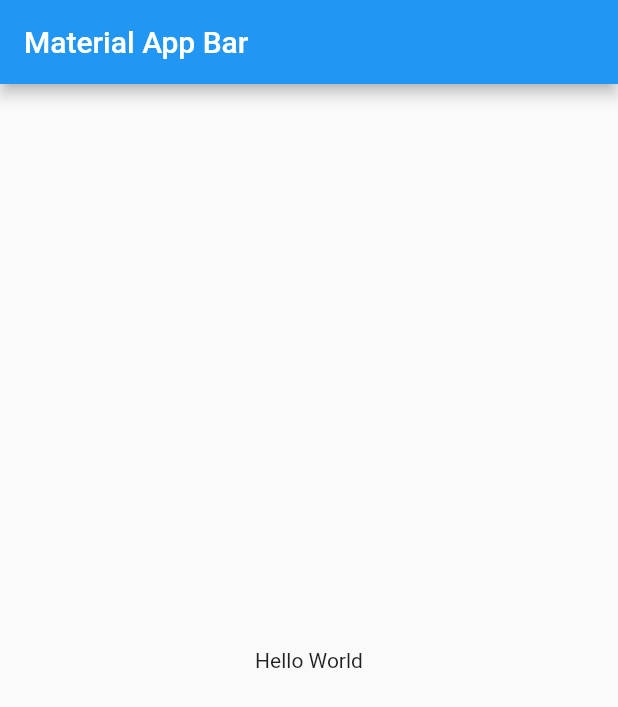
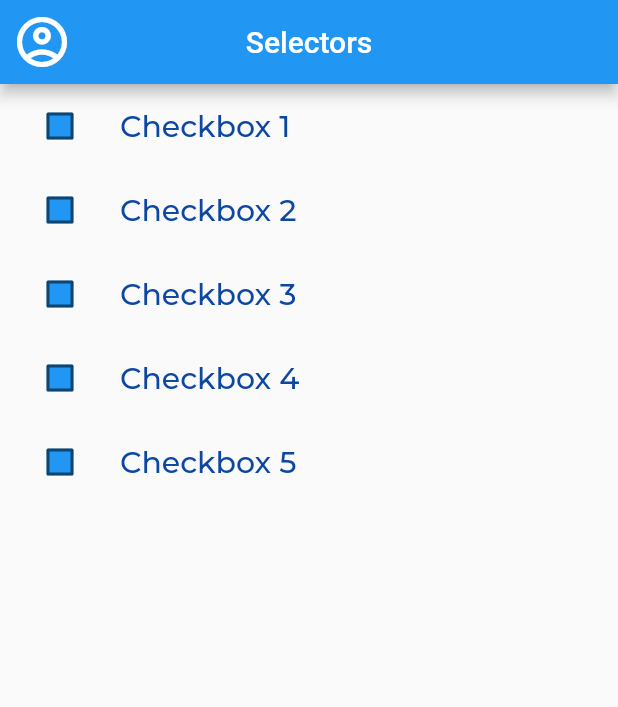
Before and after one commit to IuliiaNova/flutter, a Flutter app: the screen it shows after launch, on a phone screen of 412 x 824 dp. Shown: the top 707 px of the screen. Run offline on Flutter 3.47's test engine with Material 2 defaults, Android fonts, the phone set to English and light mode, and no system bars; our stand-ins replace google_fonts.

Commit message:
creat: checkboxes with labels

```diff
--- /dev/null
+++ b/lib/domain/entities/checkbox.dart
@@ -0,0 +1,7 @@
+List<Map<String, dynamic>> checkBoxList = [
+  {'label': 'Option 1', 'value': false},
+  {'label': 'Option 2', 'value': false},
+  {'label': 'Option 3', 'value': false},
+  {'label': 'Option 4', 'value': false},
+  {'label': 'Option 5', 'value': false},
+];
--- a/lib/main.dart
+++ b/lib/main.dart
@@ -1,4 +1,5 @@
 import 'package:flutter/material.dart';
+import 'package:flutter_application_1/presentation/screens/Selectors_screen.dart';
 
 void main() => runApp(const MyApp());
 
@@ -7,17 +8,9 @@ class MyApp extends StatelessWidget {
 
   @override
   Widget build(BuildContext context) {
-    return MaterialApp(
-      title: 'Material App',
-      debugShowCheckedModeBanner: false,
-      home: Scaffold(
-        appBar: AppBar(
-          title: const Text('Material App Bar'),
-        ),
-        body: const Center(
-          child: Text('Hello World'),
-        ),
-      ),
-    );
+    return const MaterialApp(
+        title: 'Selectors',
+        debugShowCheckedModeBanner: false,
+        home: SelectorsScreen());
   }
 }
--- /dev/null
+++ b/lib/presentation/screens/selectors_screen.dart
@@ -0,0 +1,61 @@
+import 'package:flutter/material.dart';
+import 'package:google_fonts/google_fonts.dart';
+import '../widgets/checkbox_widget.dart';
+
+class SelectorsScreen extends StatelessWidget {
+  const SelectorsScreen({Key? key}) : super(key: key);
+
+  @override
+  Widget build(BuildContext context) {
+    return Scaffold(
+      appBar: AppBar(
+        leading: const Padding(
+          padding: EdgeInsets.all(8.0),
+          child: Icon(Icons.account_circle_outlined, size: 40),
+        ),
+        title: const Text('Selectors'),
+        centerTitle: true,
+      ),
+      body: _SelectorsView(),
+    );
+  }
+}
+
+class _SelectorsView extends StatefulWidget {
+  @override
+  _SelectorsViewState createState() => _SelectorsViewState();
+}
+
+class _SelectorsViewState extends State<_SelectorsView> {
+  List<Map<String, dynamic>> checkboxList = [
+    {'label': 'Checkbox 1', 'value': false},
+    {'label': 'Checkbox 2', 'value': true},
+    {'label': 'Checkbox 3', 'value': true},
+    {'label': 'Checkbox 4', 'value': true},
+    {'label': 'Checkbox 5', 'value': true},
+  ];
+
+  @override
+  Widget build(BuildContext context) {
+    return ListView.builder(
+      itemCount: checkboxList.length,
+      itemBuilder: (BuildContext context, int index) {
+        return ListTile(
+          title: Text(checkboxList[index]['label'],
+              style: GoogleFonts.montserrat(
+                  fontWeight: FontWeight.w500,
+                  fontSize: 20,
+                  color: Colors.blue[900])),
+          leading: CheckboxWidget(
+            isChecked: checkboxList[index]['value'],
+            onChanged: (bool newValue) {
+              setState(() {
+                checkboxList[index]['value'] = newValue;
+              });
+            },
+          ),
+        );
+      },
+    );
+  }
+}
--- /dev/null
+++ b/lib/presentation/widgets/checkbox_widget.dart
@@ -0,0 +1,42 @@
+import 'package:flutter/material.dart';
+
+class CheckboxWidget extends StatefulWidget {
+  final bool isChecked;
+  final ValueChanged<bool> onChanged;
+
+  const CheckboxWidget(
+      {super.key, required this.isChecked, required this.onChanged});
+
+  @override
+  State<StatefulWidget> createState() => _CheckboxState();
+}
+
+class _CheckboxState extends State<CheckboxWidget> {
+  bool isChecked = false;
+
+  @override
+  Widget build(BuildContext context) {
+    Color getColor(Set<MaterialState> states) {
+      const Set<MaterialState> interactiveStates = <MaterialState>{
+        MaterialState.pressed,
+        MaterialState.hovered,
+        MaterialState.focused,
+      };
+      if (states.any(interactiveStates.contains)) {
+        return Colors.green;
+      }
+      return Colors.blue;
+    }
+
+    return Checkbox(
+      checkColor: Colors.white,
+      fillColor: MaterialStateProperty.resolveWith(getColor),
+      value: isChecked,
+      onChanged: (bool? value) {
+        setState(() {
+          isChecked = value!;
+        });
+      },
+    );
+  }
+}
```
Also changed, not shown: pubspec.yaml (+1 -6 lines), pubspec.lock, 1 other file.
